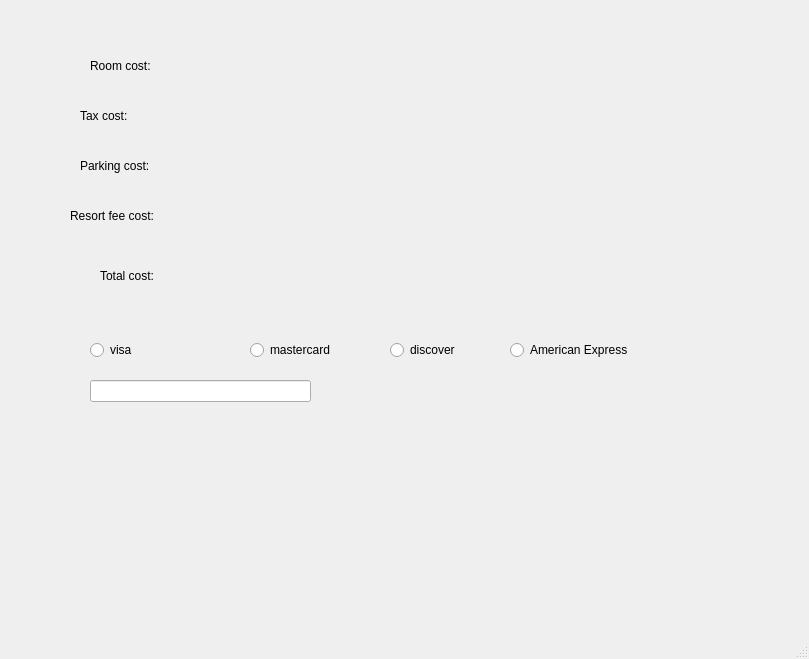
Qt form mainwindow.ui (DerrickChoy/CSC3220Lab2) before a commit.
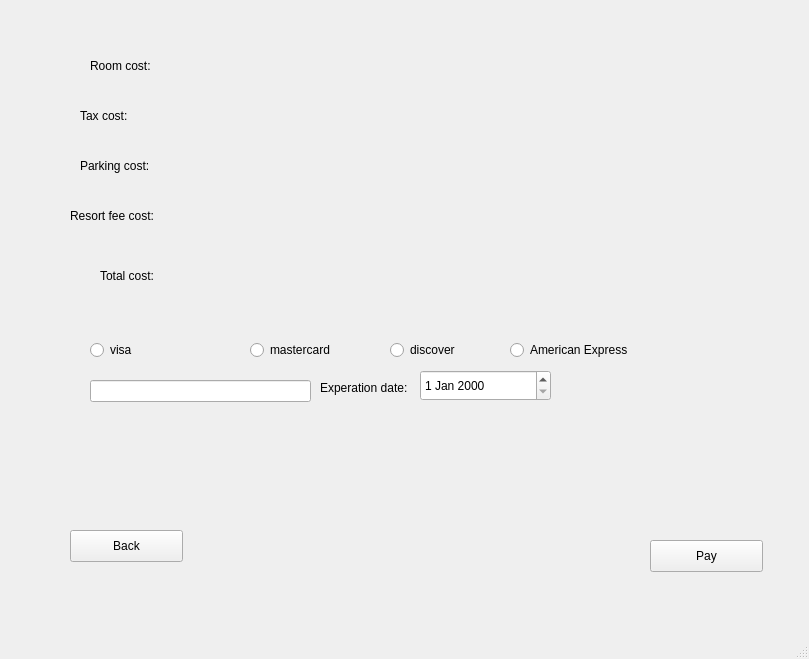
The same form after that commit. The open tabs and pages were chosen to show the change.

Commit message: Roughly finished page 2

```diff
--- a/mainwindow.ui
+++ b/mainwindow.ui
@@ -393,6 +393,55 @@
        </rect>
       </property>
      </widget>
+     <widget class="QPushButton" name="backButton">
+      <property name="geometry">
+       <rect>
+        <x>0</x>
+        <y>510</y>
+        <width>113</width>
+        <height>32</height>
+       </rect>
+      </property>
+      <property name="text">
+       <string>Back</string>
+      </property>
+     </widget>
+     <widget class="QDateEdit" name="cardExperationDate">
+      <property name="geometry">
+       <rect>
+        <x>350</x>
+        <y>350</y>
+        <width>131</width>
+        <height>31</height>
+       </rect>
+      </property>
+     </widget>
+     <widget class="QLabel" name="cardExperationDateLabel">
+      <property name="geometry">
+       <rect>
+        <x>250</x>
+        <y>360</y>
+        <width>111</width>
+        <height>16</height>
+       </rect>
+      </property>
+      <property name="text">
+       <string>Experation date:</string>
+      </property>
+     </widget>
+     <widget class="QPushButton" name="payButton">
+      <property name="geometry">
+       <rect>
+        <x>580</x>
+        <y>520</y>
+        <width>113</width>
+        <height>32</height>
+       </rect>
+      </property>
+      <property name="text">
+       <string>Pay</string>
+      </property>
+     </widget>
     </widget>
    </widget>
   </widget>
```
Left out of the diff: 2 changed lines with no effect on the pictures. The commit also changes 2 other files.
